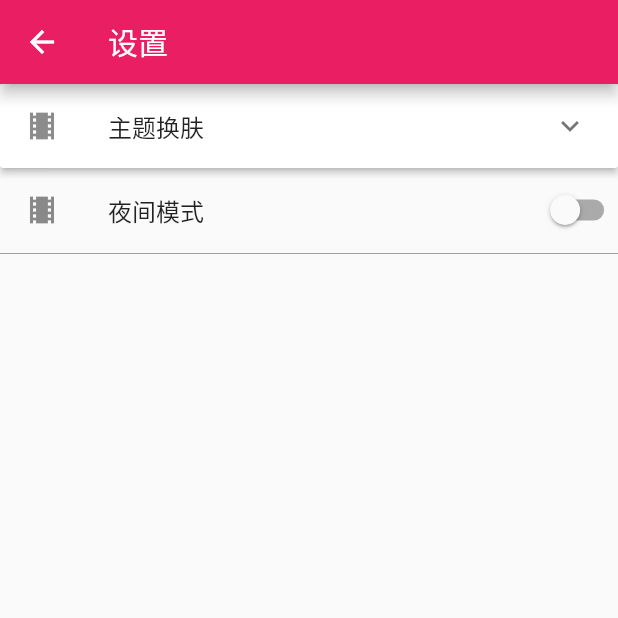
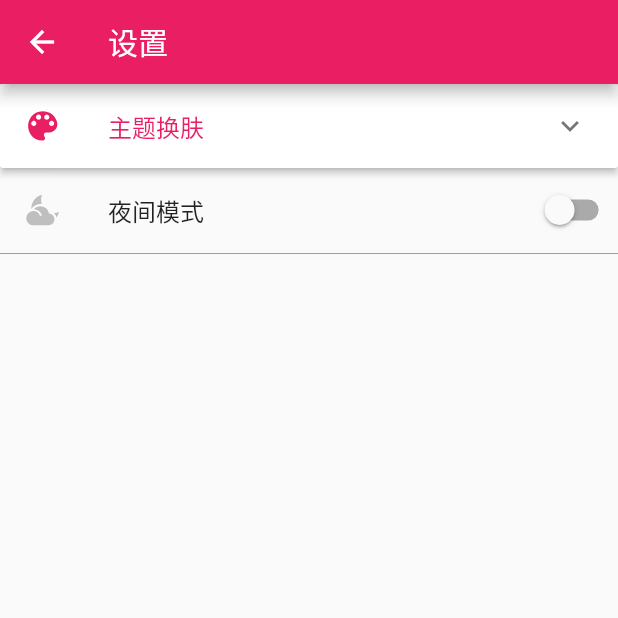
Before and after one commit to lingxiaoplus/flutter_picture, a Flutter app: the HomePage screen opened directly, in the side drawer, after a tap on "设置", on a phone screen of 412 x 824 dp, the top half of it. Run offline on Flutter 3.47's test engine with Material 2 defaults, Android fonts, the phone set to English and light mode, and no system bars; our stand-ins replace dio, flutter_svg, rxdart, shared_preferences, sqflite, transparent_image; missing offline and left inert: image_picker_saver; accounts and stored records are empty; network calls fail.

Commit message:
修改图标

```diff
--- a/lib/home/drawer/settings.dart
+++ b/lib/home/drawer/settings.dart
@@ -1,5 +1,6 @@
 import 'package:flutter/material.dart';
 import 'package:flutter_picture/animation/RxBus.dart';
+import 'package:flutter_svg/svg.dart';
 import 'package:shared_preferences/shared_preferences.dart';
 
 import '../../GlobalProperties.dart';
@@ -45,52 +46,12 @@ class SettingPageState extends State<SettingPage>{
         child: Column(
           children: <Widget>[
             _buildPanel(),
-            Row(
-                //crossAxisAlignment: CrossAxisAlignment.center,
-                children: <Widget>[
-                  Expanded(child: ListView(
-                    shrinkWrap: true,
-                    children: <Widget>[
-                      Flex(direction: Axis.horizontal,children: <Widget>[
-                        Expanded(
-                          flex: 7,
-                          child:InkWell(
-                            child: ListTile(
-                              title: Text('夜间模式'),
-                              leading: const Icon(Icons.theaters),
-                            ),
-                            onTap: (){
-                              setState(() {
-                                openDark = !openDark;
-                              });
-                              postBrightChanged(openDark);
-                            },
-                          ),
-                        ),
-                        Expanded(
-                            flex:1,
-                            child: Switch.adaptive(
-                                value: openDark,
-                                activeColor: Colors.pink,
-                                onChanged: (bool opened){
-                                  setState(() {
-                                    openDark = opened;
-                                  });
-                                  postBrightChanged(opened);
-                                },),
-                        )
-                      ],
-                      ),
-                      Divider(
-                        height: 2.0,
-
-                        color: Colors.grey,
-                      )
-
-                    ],
-                  )),
-                ],
-              ),
+            _buildSwitch(),
+            DecoratedBox(decoration: BoxDecoration(
+              border: Border(
+                top: Divider.createBorderSide(context,color: Colors.cyan,width: 25),
+                  bottom: Divider.createBorderSide(context,color: Colors.cyan,width: 25))
+            )),
           ],
         ),
       ),
@@ -129,8 +90,8 @@ class SettingPageState extends State<SettingPage>{
             headerBuilder: (BuildContext context, bool isExpanded) {
               return InkWell(
                 child: ListTile(
-                title: Text('主题换肤'),
-                leading: const Icon(Icons.theaters),
+                title: Text('主题换肤',style: TextStyle(color: Theme.of(context).primaryColor),),
+                leading: getSvg('assets/ic_theme.svg',color: Theme.of(context).primaryColor),
               ),
                 onTap: (){
                   setState(() {
@@ -155,6 +116,7 @@ class SettingPageState extends State<SettingPage>{
                       brightness: Brightness.light,
                       primaryColor: _data[index].color,
                     );
+
                     ChangeThemeEvent event = new ChangeThemeEvent(color: _data[index].color,position: index);
                     RxBus.instance.post(event);
                   },
@@ -164,21 +126,63 @@ class SettingPageState extends State<SettingPage>{
             isExpanded: isColorExpanded,
           ),
         ],
-      /*children: _data.map<ExpansionPanel>((Item item) {
-        return ExpansionPanel(
-          headerBuilder: (BuildContext context, bool isExpanded) {
-            return ListTile(
-              title: Text(item.headerValue),
-            );
-          },
-          body: Wrap(
-            children: <Widget>[
+    );
+  }
 
+  Widget _buildSwitch(){
+    return Row(
+      //crossAxisAlignment: CrossAxisAlignment.center,
+      children: <Widget>[
+        Expanded(child: ListView(
+          shrinkWrap: true,
+          children: <Widget>[
+            Flex(direction: Axis.horizontal,children: <Widget>[
+              Expanded(
+                flex: 6,
+                child:InkWell(
+                  child: ListTile(
+                    title: Text('夜间模式'),
+                    leading: getSvg('assets/md-cloudy-night.svg'),
+                  ),
+                  onTap: (){
+                    setState(() {
+                      openDark = !openDark;
+                    });
+                    postBrightChanged(openDark);
+                  },
+                ),
+              ),
+              Expanded(
+                flex:1,
+                child: Switch.adaptive(
+                  value: openDark,
+                  activeColor: Colors.pink,
+                  onChanged: (bool opened){
+                    setState(() {
+                      openDark = opened;
+                    });
+                    postBrightChanged(opened);
+                  },),
+              )
             ],
-          ),
-          isExpanded: item.isExpanded,
-        );
-      }).toList(),*/
+            ),
+            Divider(
+              height: 2.0,
+              color: Colors.grey,
+            )
+
+          ],
+        )),
+      ],
+    );
+  }
+
+  Widget getSvg(String name,{Color color}){
+    var pic = SvgPicture.asset(name,color: color,);
+    return SizedBox(
+      width: 25,
+      height: 25,
+      child: pic,
     );
   }
 }
--- a/lib/main.dart
+++ b/lib/main.dart
@@ -9,6 +9,7 @@ import 'package:flutter_picture/home/category.dart';
 import 'GlobalProperties.dart';
 import 'HttpUtil.dart';
 import 'animation/RxBus.dart';
+import 'home/drawer/about.dart';
 import 'home/drawer/settings.dart';
 import 'home/gank.dart';
 import 'home/special.dart';
@@ -306,10 +307,6 @@ class MenuDrawer extends StatelessWidget {
                   },
                 ),
                 ListTile(
-                  leading: const Icon(Icons.cake),
-                  title: const Text('cosplay.la'),
-                ),
-                ListTile(
                   leading: const Icon(Icons.search),
                   title: const Text('以图搜图'),
                 ),
@@ -331,6 +328,13 @@ class MenuDrawer extends StatelessWidget {
                 ListTile(
                   leading: const Icon(Icons.info),
                   title: const Text('关于'),
+                    onTap: (){
+                      Navigator
+                          .of(context)
+                          .push(MaterialPageRoute(
+                        builder: (context) =>
+                            AboutPage(),));
+                    }
                 ),
               ],
             )),
--- a/pubspec.yaml
+++ b/pubspec.yaml
@@ -17,7 +17,7 @@ dependencies:
     sdk: flutter
 
   dio: ^2.1.7
-  flutter_svg: ^0.11.0
+  flutter_svg: ^0.13.1
   # The following adds the Cupertino Icons font to your application.
   # Use with the CupertinoIcons class for iOS style icons.
   cupertino_icons: ^0.1.2
@@ -52,6 +52,8 @@ flutter:
   assets:
     - assets/ic_appbar_menu.png
     - assets/ic_next_video_placeholder.png
+    - assets/ic_theme.svg
+    - assets/md-cloudy-night.svg
   # To add assets to your application, add an assets section, like this:
   # assets:
   #  - images/a_dot_burr.jpeg
```
Also changed, not shown: lib/home/drawer/about.dart (added, +26 -0 lines), assets/ic_theme.svg (added), assets/md-cloudy-night.svg (added).
